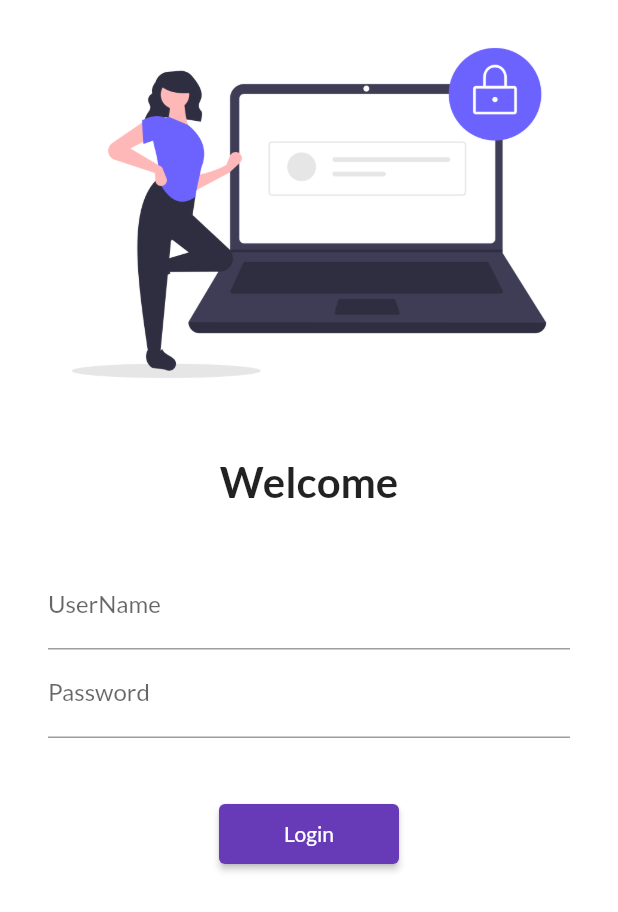
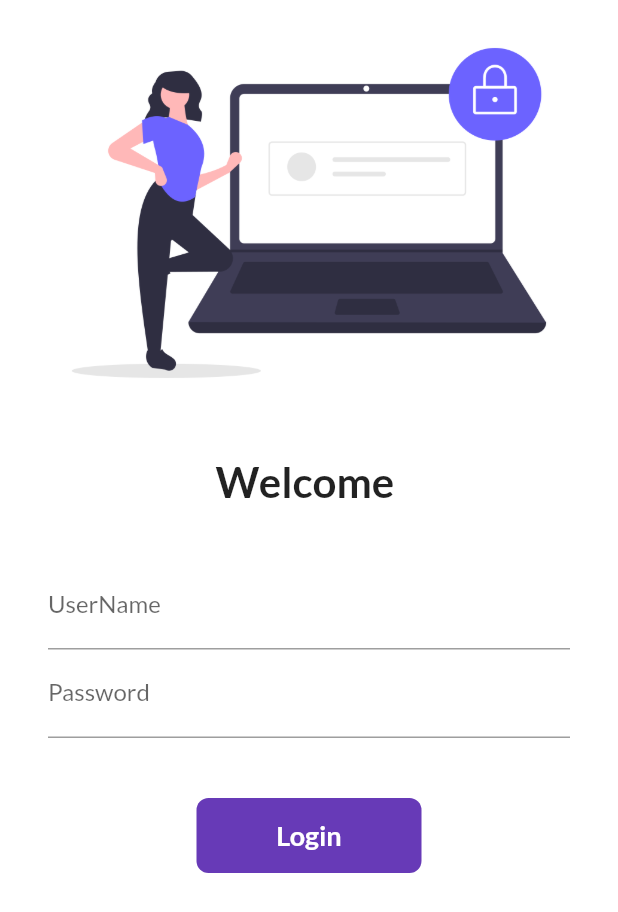
Before and after one commit to vip9888/Catalog_App, a Flutter app: the screen it shows after launch, on a phone screen of 412 x 824 dp. Shown: the top 912 px of the screen. Run offline on Flutter 3.47's test engine with Material 2 defaults, Android fonts, the phone set to English and light mode, and no system bars; our stand-ins replace google_fonts; missing offline and left inert: dart:ffi.

Commit message:
Day-6 Completed

```diff
--- a/lib/pages/login_page.dart
+++ b/lib/pages/login_page.dart
@@ -1,8 +1,18 @@
+import 'dart:ffi';
+
 import 'package:flutter/material.dart';
 import 'package:flutter_catalog/utils/routes.dart';
 
-class Loginpage extends StatelessWidget {
+class Loginpage extends StatefulWidget {
   const Loginpage({Key? key}) : super(key: key);
+
+  @override
+  State<Loginpage> createState() => _LoginpageState();
+}
+
+class _LoginpageState extends State<Loginpage> {
+  String name = "";
+  bool changeButton = false;
 
   @override
   Widget build(BuildContext context) {
@@ -18,8 +28,8 @@ class Loginpage extends StatelessWidget {
             SizedBox(
               height: 20.0,
             ),
-            const Text(
-              "Welcome",
+            Text(
+              "Welcome $name",
               style: TextStyle(
                 fontSize: 28,
                 fontWeight: FontWeight.bold,
@@ -38,7 +48,12 @@ class Loginpage extends StatelessWidget {
                       hintText: "Enter Username",
                       labelText: "UserName",
                     ),
+                    onChanged: (value) {
+                      name = value;
+                      setState(() {});
+                    },
                   ),
+
                   TextFormField(
                     obscureText: true,
                     decoration: InputDecoration(
@@ -46,16 +61,52 @@ class Loginpage extends StatelessWidget {
                       labelText: "Password",
                     ),
                   ),
+
                   SizedBox(
                     height: 40.0,
                   ),
-                  ElevatedButton(
-                    child: Text("Login"),
-                    style: TextButton.styleFrom(minimumSize: Size(120, 40)),
-                    onPressed: () {
+
+                  InkWell(
+                    onTap: () async {
+                      setState(() {
+                        changeButton = true;
+                      });
+
+                      await Future.delayed(Duration(seconds: 1));
                       Navigator.pushNamed(context, MyRoutes.homeRoute);
                     },
-                  ),
+                    child: AnimatedContainer(
+                      duration: Duration(seconds: 1),
+                      height: 50,
+                      width: changeButton ? 80 : 150,
+                      alignment: Alignment.center,
+                      child: changeButton
+                          ? Icon(
+                              Icons.done,
+                              color: Colors.white,
+                            )
+                          : Text(
+                              "Login",
+                              style: TextStyle(
+                                color: Colors.white,
+                                fontWeight: FontWeight.bold,
+                                fontSize: 18,
+                              ),
+                            ),
+                      decoration: BoxDecoration(
+                        color: Colors.deepPurple,
+                        borderRadius:
+                            BorderRadius.circular(changeButton ? 100 : 8),
+                      ),
+                    ),
+                  )
+                  // ElevatedButton(
+                  //   child: Text("Login"),
+                  //   style: TextButton.styleFrom(minimumSize: Size(120, 40)),
+                  //   onPressed: () {
+                  //     Navigator.pushNamed(context, MyRoutes.homeRoute);
+                  //   },
+                  // ),
                 ],
               ),
             )
```
